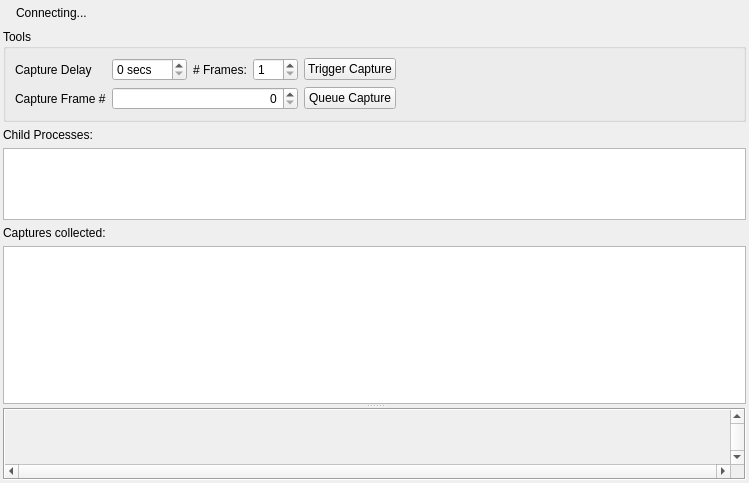
Above: qrenderdoc/Windows/Dialogs/LiveCapture.ui from baldurk/renderdoc before the change. Below: the same form after it.
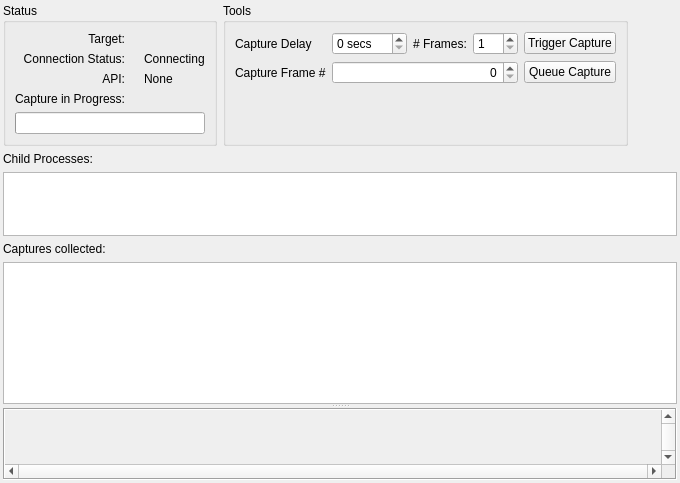
That is the form after the change. Icons and pictures are not drawn. Custom widgets are drawn as their Qt base class.

Commit message:
Display richer status in capture connection window.
* This includes the capture progress bar that will appear, as well as
  better information about the active API.

```diff
--- a/qrenderdoc/Windows/Dialogs/LiveCapture.ui
+++ b/qrenderdoc/Windows/Dialogs/LiveCapture.ui
@@ -6,7 +6,7 @@
    <rect>
     <x>0</x>
     <y>0</y>
-    <width>749</width>
+    <width>680</width>
     <height>483</height>
    </rect>
   </property>
@@ -34,12 +34,6 @@
        <verstretch>0</verstretch>
       </sizepolicy>
      </property>
-     <property name="frameShape">
-      <enum>QFrame::NoFrame</enum>
-     </property>
-     <property name="frameShadow">
-      <enum>QFrame::Plain</enum>
-     </property>
      <layout class="QHBoxLayout" name="horizontalLayout">
       <property name="leftMargin">
        <number>0</number>
@@ -54,7 +48,83 @@
        <number>0</number>
       </property>
       <item>
+       <widget class="QGroupBox" name="statusGroup">
+        <property name="title">
+         <string>Status</string>
+        </property>
+        <layout class="QGridLayout" name="gridLayout_2">
+         <item row="0" column="0">
+          <widget class="QLabel" name="label">
+           <property name="text">
+            <string>Target:</string>
+           </property>
+           <property name="alignment">
+            <set>Qt::AlignRight|Qt::AlignTrailing|Qt::AlignVCenter</set>
+           </property>
+          </widget>
+         </item>
+         <item row="2" column="2">
+          <widget class="QLabel" name="apiStatus">
+           <property name="text">
+            <string>None</string>
+           </property>
+           <property name="textFormat">
+            <enum>Qt::RichText</enum>
+           </property>
+          </widget>
+         </item>
+         <item row="1" column="2">
+          <widget class="QLabel" name="connectionStatus">
+           <property name="text">
+            <string>Connecting</string>
+           </property>
+          </widget>
+         </item>
+         <item row="0" column="2">
+          <widget class="QLabel" name="target">
+           <property name="text">
+            <string/>
+           </property>
+          </widget>
+         </item>
+         <item row="3" column="0">
+          <widget class="QLabel" name="captureProgressLabel">
+           <property name="text">
+            <string>Capture in Progress:</string>
+           </property>
+           <property name="alignment">
+            <set>Qt::AlignRight|Qt::AlignTrailing|Qt::AlignVCenter</set>
+           </property>
+          </widget>
+         </item>
+         <item row="1" column="0">
+          <widget class="QLabel" name="connectionStatusLabel">
+           <property name="text">
+            <string>Connection Status:</string>
+           </property>
+           <property name="alignment">
+            <set>Qt::AlignRight|Qt::AlignTrailing|Qt::AlignVCenter</set>
+           </property>
+          </widget>
+         </item>
+         <item row="2" column="0">
+          <widget class="QLabel" name="apiStatusLabel">
+           <property name="text">
+            <string>API:</string>
+           </property>
+           <property name="alignment">
+            <set>Qt::AlignRight|Qt::AlignTrailing|Qt::AlignVCenter</set>
+           </property>
+          </widget>
+         </item>
+         <item row="1" column="1">
        <widget class="QLabel" name="connectionIcon">
+           <property name="sizePolicy">
+            <sizepolicy hsizetype="Fixed" vsizetype="Preferred">
+             <horstretch>0</horstretch>
+             <verstretch>0</verstretch>
+            </sizepolicy>
+           </property>
         <property name="text">
          <string/>
         </property>
@@ -63,49 +133,71 @@
         </property>
        </widget>
       </item>
-      <item>
-       <widget class="QLabel" name="connectionStatus">
-        <property name="text">
-         <string>Connecting...</string>
+         <item row="2" column="1">
+          <widget class="RDLabel" name="apiIcon">
+           <property name="sizePolicy">
+            <sizepolicy hsizetype="Fixed" vsizetype="Preferred">
+             <horstretch>0</horstretch>
+             <verstretch>0</verstretch>
+            </sizepolicy>
+           </property>
+           <property name="cursor">
+            <cursorShape>PointingHandCursor</cursorShape>
+           </property>
+           <property name="toolTip">
+            <string>&lt;p&gt;An API in use is not presenting to a window. This commonly means the API rendering is happening to off-screen targets and either nothing is displayed, or the results are displayed using some other mechanism.&lt;/p&gt;
+
+&lt;p&gt;Without the boundary of a frame, RenderDoc cannot capture by default since it can't tell where to start and stop.&lt;/p&gt;
+
+&lt;p&gt;You can use RenderDoc's In-application API to manually provide markers about where to start and stop the frame capture.&lt;/p&gt;
+
+&lt;p&gt;Click on the icon for more information about this API.&lt;/p&gt;</string>
+           </property>
+           <property name="pixmap">
+            <pixmap resource="../../Resources/resources.qrc">:/information.png</pixmap>
         </property>
        </widget>
       </item>
-      <item>
-       <spacer name="connectionSpacer">
-        <property name="orientation">
-         <enum>Qt::Horizontal</enum>
-        </property>
-        <property name="sizeHint" stdset="0">
-         <size>
-          <width>40</width>
-          <height>20</height>
-         </size>
-        </property>
-       </spacer>
+         <item row="4" column="0" colspan="3">
+          <widget class="QProgressBar" name="captureProgress">
+           <property name="sizePolicy">
+            <sizepolicy hsizetype="Expanding" vsizetype="Fixed">
+             <horstretch>0</horstretch>
+             <verstretch>0</verstretch>
+            </sizepolicy>
+           </property>
+          </widget>
       </item>
      </layout>
     </widget>
    </item>
    <item>
     <widget class="QGroupBox" name="toolsGroup">
-     <property name="sizePolicy">
-      <sizepolicy hsizetype="Preferred" vsizetype="Maximum">
-       <horstretch>0</horstretch>
-       <verstretch>0</verstretch>
-      </sizepolicy>
-     </property>
      <property name="title">
       <string>Tools</string>
      </property>
      <layout class="QGridLayout" name="gridLayout_3">
-      <item row="1" column="4">
+         <item row="1" column="2" colspan="3">
+          <widget class="QDoubleSpinBox" name="captureFrame">
+           <property name="alignment">
+            <set>Qt::AlignRight|Qt::AlignTrailing|Qt::AlignVCenter</set>
+           </property>
+           <property name="decimals">
+            <number>0</number>
+           </property>
+           <property name="maximum">
+            <double>10000.000000000000000</double>
+           </property>
+          </widget>
+         </item>
+         <item row="1" column="5">
        <widget class="QPushButton" name="queueCap">
         <property name="text">
          <string>Queue Capture</string>
         </property>
        </widget>
       </item>
-      <item row="0" column="1">
+         <item row="0" column="2">
        <widget class="QDoubleSpinBox" name="captureDelay">
         <property name="baseSize">
          <size>
@@ -127,7 +219,7 @@
         </property>
        </widget>
       </item>
-      <item row="0" column="3">
+         <item row="0" column="4">
        <widget class="QDoubleSpinBox" name="numFrames">
         <property name="minimumSize">
          <size>
@@ -146,14 +238,14 @@
         </property>
        </widget>
       </item>
-      <item row="0" column="0">
+         <item row="0" column="1">
        <widget class="QLabel" name="capDelayLabel">
         <property name="text">
          <string>Capture Delay</string>
         </property>
        </widget>
       </item>
-      <item row="0" column="2">
+         <item row="0" column="3">
        <widget class="QLabel" name="numFramesLabel">
         <property name="sizePolicy">
          <sizepolicy hsizetype="Preferred" vsizetype="Preferred">
@@ -166,46 +258,49 @@
         </property>
        </widget>
       </item>
-      <item row="0" column="4">
+         <item row="0" column="5">
        <widget class="QPushButton" name="triggerCapture">
         <property name="text">
          <string>Trigger Capture</string>
         </property>
        </widget>
       </item>
-      <item row="1" column="0">
+         <item row="1" column="1">
        <widget class="QLabel" name="capFrameLabel">
         <property name="text">
          <string>Capture Frame #</string>
         </property>
        </widget>
       </item>
-      <item row="0" column="5">
+         <item row="2" column="2">
+          <spacer name="verticalSpacer">
+           <property name="orientation">
+            <enum>Qt::Vertical</enum>
+           </property>
+           <property name="sizeHint" stdset="0">
+            <size>
+             <width>0</width>
+             <height>0</height>
+            </size>
+           </property>
+          </spacer>
+         </item>
+        </layout>
+       </widget>
+      </item>
+      <item>
        <spacer name="horizontalSpacer">
         <property name="orientation">
          <enum>Qt::Horizontal</enum>
         </property>
         <property name="sizeHint" stdset="0">
          <size>
-          <width>40</width>
+          <width>75</width>
           <height>20</height>
          </size>
         </property>
        </spacer>
       </item>
-      <item row="1" column="1" colspan="3">
-       <widget class="QDoubleSpinBox" name="captureFrame">
-        <property name="alignment">
-         <set>Qt::AlignRight|Qt::AlignTrailing|Qt::AlignVCenter</set>
-        </property>
-        <property name="decimals">
-         <number>0</number>
-        </property>
-        <property name="maximum">
-         <double>10000.000000000000000</double>
-        </property>
-       </widget>
-      </item>
      </layout>
     </widget>
    </item>
```
Left out of the diff: 2 changed lines with no effect on the pictures. Lines whose indentation alone changed are shown as unchanged. The commit also changes 2 other files.
